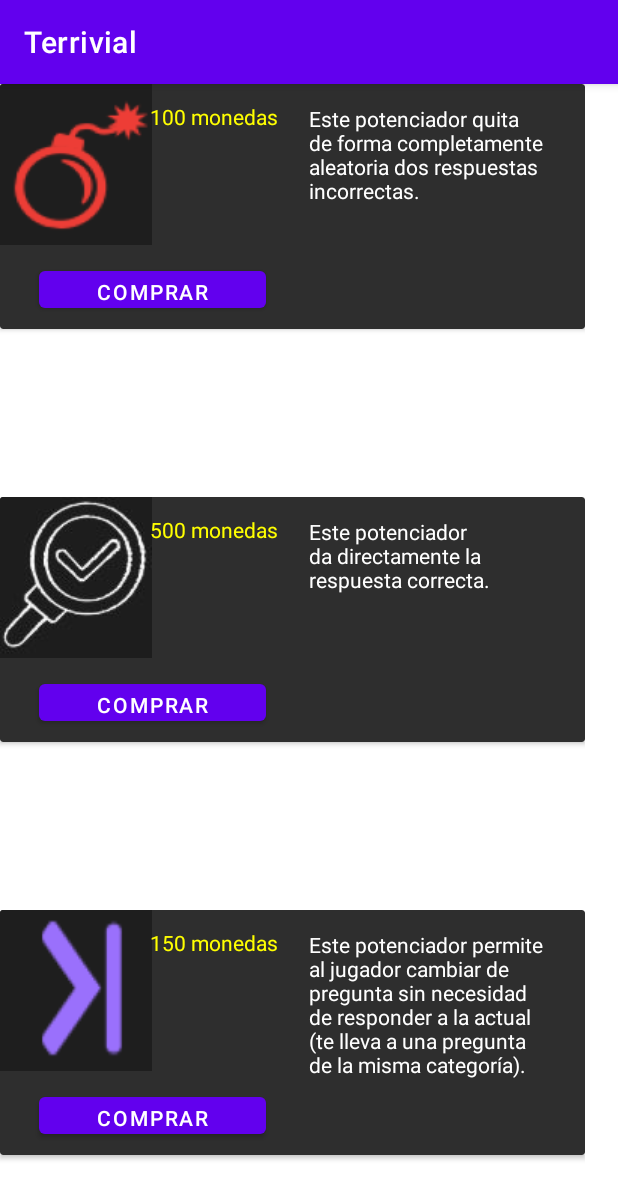
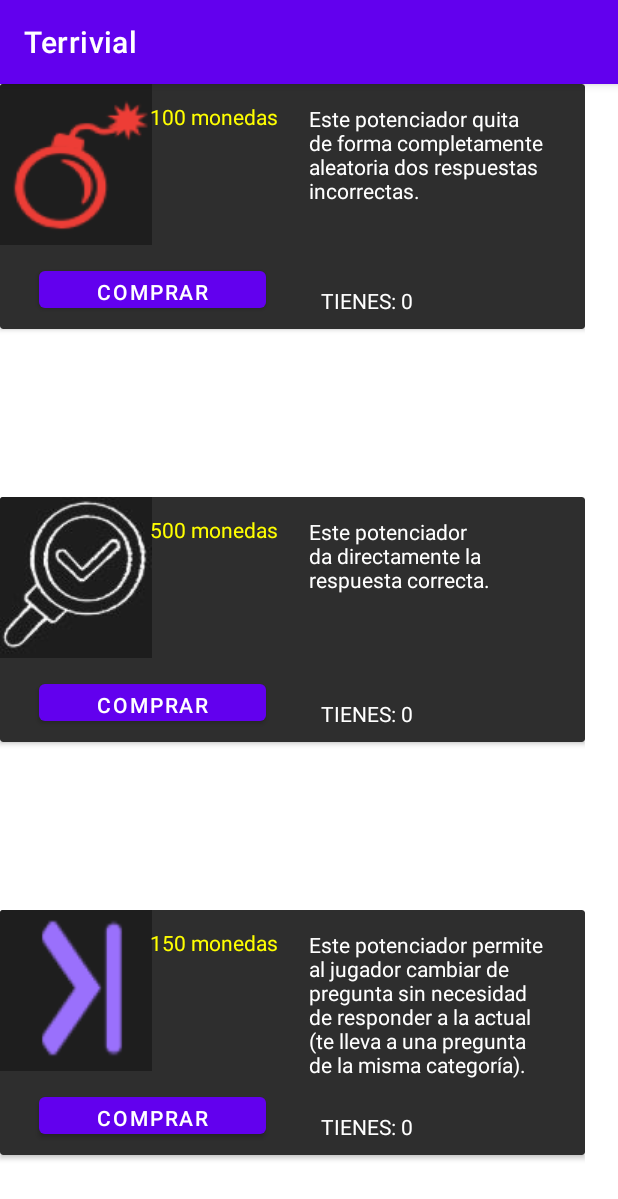
Before and after one commit to casasDev/Terrivial, an Android app: the screen it shows after launch (Tienda), after a tap on "TIENDA", on a phone screen of 412 x 824 dp. Shown: the top 1199 px of the screen. Run offline under Robolectric (Android 15) with nearby library versions, the phone set to English and light mode, and no system bars; libraries missing offline, so code that uses them is left out: com.daimajia.androidanimations; network calls fail.

Commit message:
Primera implementacion final del juego. Falta revisar

```diff
--- a/app/src/main/java/com/example/terrivial/modelo/Categoria.java
+++ b/app/src/main/java/com/example/terrivial/modelo/Categoria.java
@@ -55,7 +55,9 @@ public abstract class Categoria {
     }
 
     public void asignarPunticos(String subCateg, boolean puntico) {
+        Partida p2 = Partida.getInstance();
         if(puntico) {
+            p2.setMonedas(p2.getMonedas()+10);
             punticos.put(subCateg, true);
             p.firePropertyChange("subPuntico", subCateg, false);
         } else{
@@ -63,6 +65,7 @@ public abstract class Categoria {
             p.firePropertyChange("fallaste", punticos.keySet(),false);
         }
         if (punticos.values().stream().allMatch(i ->i)) {
+            p2.setMonedas(p2.getMonedas()+100);
             this.puntoConseguido = true;
             Partida.getInstance().anadirPuntos(this.puntosAsignados);
             p.firePropertyChange("puntoConseguido", this.nombre, this);
--- a/app/src/main/java/com/example/terrivial/modelo/Partida.java
+++ b/app/src/main/java/com/example/terrivial/modelo/Partida.java
@@ -1,6 +1,8 @@
 package com.example.terrivial.modelo;
 
 import android.content.Context;
+import android.content.SharedPreferences;
+import android.opengl.Visibility;
 
 import java.beans.PropertyChangeListener;
 import java.beans.PropertyChangeSupport;
@@ -16,6 +18,7 @@ public class Partida {
     private Categoria categoriaActual;
     private final PropertyChangeSupport p = new PropertyChangeSupport(this);
     private final Jugador jugador;
+    private int monedas;
     private Partida(){
         finalizada = false;
         puntos = 0;
@@ -24,6 +27,7 @@ public class Partida {
         categorias.add(Ciencia.getInstance());
         categorias.add(Geopolitica.getInstance());
         jugador = Jugador.getInstance();
+        monedas = 0;
     }
     public static Partida getInstance(){
         if(mPartida == null) mPartida = new Partida();
@@ -81,8 +85,16 @@ public class Partida {
     }
     public void hacerAccion(String pot){
         Potenciador p = jugador.getPotenciador(pot);
-            //jugador.restarMonedas(p.getCoste());
-           // p.decrementarCantidad();
+           p.decrementarCantidad();
             this.p.firePropertyChange("Accion",p.getNombre(),jugador);
     }
+
+    public int getMonedas() {
+        return monedas;
     }
+
+    public void setMonedas(int mone) {
+            this.monedas = mone;
+            p.firePropertyChange("monedos", false, this.monedas);
+    }
+}
--- a/app/src/main/java/com/example/terrivial/modelo/Potenciador.java
+++ b/app/src/main/java/com/example/terrivial/modelo/Potenciador.java
@@ -1,4 +1,6 @@
 package com.example.terrivial.modelo;
+
+import androidx.versionedparcelable.ParcelImpl;
 
 import com.example.terrivial.R;
 import com.example.terrivial.vista.FiftyFIfty;
@@ -6,7 +8,10 @@ import com.example.terrivial.vista.PasarPregunta;
 import com.example.terrivial.vista.RespuestaCorrecta;
 import com.example.terrivial.vista.Strategy;
 
-public enum Potenciador {
+import java.beans.PropertyChangeListener;
+import java.beans.PropertyChangeSupport;
+
+public enum Potenciador{
     FIFTYFIFTY("FiftyFifty",100, new FiftyFIfty(), R.drawable.fiftyfifty, R.string.descr_ff), RESPUESTACORRECTA("RespuestaCorrecta",500, new RespuestaCorrecta(), R.drawable.respuestacorrecta2,R.string.descr_respcor), PASARPREGUNTA("PasarPregunta",150, new PasarPregunta(), R.drawable.pasar,R.string.descr_pasar) ;
     private final int coste;
     private int cantidad;
@@ -14,6 +19,7 @@ public enum Potenciador {
     private final Strategy s;
     private final int foto;
     private final int descripcion;
+    private final PropertyChangeSupport ps;
     Potenciador(String pNombre, int pCoste, Strategy s, int foto, int descripcion){
         this.foto = foto;
         this.cantidad = 0;
@@ -21,6 +27,7 @@ public enum Potenciador {
         this.coste = pCoste;
         this.s = s;
         this.descripcion = descripcion;
+        ps = new PropertyChangeSupport(this);
     }
     public int getCoste() {
         return coste;
@@ -33,17 +40,16 @@ public enum Potenciador {
     public String getNombre() {
         return nombre;
     }
-
-    public void setCantidad(int cantidad) {
-        this.cantidad = cantidad;
-    }
     public void incrementarCantidad(){
         this.cantidad++;
+        ps.firePropertyChange("Canti",this.cantidad,null);
     }
     public void decrementarCantidad(){
         this.cantidad--;
     }
-
+    public boolean tienesMonedos(){
+        return Partida.getInstance().getMonedas()>=this.coste;
+    }
     public Strategy getStrategy() {
         return s;
     }
@@ -54,4 +60,11 @@ public enum Potenciador {
     public int getDescripcion(){
         return this.descripcion;
     }
+    public void addPropertyChangeListener(PropertyChangeListener pl){
+        ps.addPropertyChangeListener(pl);
+    }
+
+    public void setCantidad(int cantidad) {
+        this.cantidad = cantidad;
+    }
 }
--- a/app/src/main/java/com/example/terrivial/vista/AdapterRecyclerTienda.kt
+++ b/app/src/main/java/com/example/terrivial/vista/AdapterRecyclerTienda.kt
@@ -1,26 +1,39 @@
 package com.example.terrivial.vista
 
+import android.content.SharedPreferences
 import android.view.LayoutInflater
 import android.view.View
 import android.view.ViewGroup
 import android.widget.Button
 import android.widget.ImageView
 import android.widget.TextView
+import android.widget.Toast
 import androidx.recyclerview.widget.RecyclerView
 import com.example.terrivial.R
+import com.example.terrivial.modelo.Partida
 import com.example.terrivial.modelo.Potenciador
+import java.beans.PropertyChangeEvent
+import java.beans.PropertyChangeListener
 
 class AdapterRecyclerTienda : RecyclerView.Adapter<AdapterRecyclerTienda.ViewHolder>() {
-    inner class ViewHolder(itemView: View) : RecyclerView.ViewHolder(itemView) {
+    inner class ViewHolder(itemView: View) : RecyclerView.ViewHolder(itemView), PropertyChangeListener {
         var precio : TextView
         var descr : TextView
         var comprar : Button
         var foto : ImageView
+        var tienes : TextView
         init {
             precio = itemView.findViewById(R.id.precio)
             descr = itemView.findViewById(R.id.descr)
             comprar = itemView.findViewById(R.id.comprar)
+            tienes = itemView.findViewById(R.id.tienes)
             foto = itemView.findViewById(R.id.fotoTienda)
+        }
+
+        override fun propertyChange(p0: PropertyChangeEvent?) {
+            if(p0!!.propertyName.equals("Canti")){
+                tienes.text = "TIENES: "+(p0.oldValue as Int)
+            }
         }
 
 
@@ -30,9 +43,25 @@ class AdapterRecyclerTienda : RecyclerView.Adapter<AdapterRecyclerTienda.ViewHol
         return ViewHolder(LayoutInflater.from(parent.context).inflate(R.layout.tienda_cards, parent,false))
     }
     override fun onBindViewHolder(holder: ViewHolder, position: Int) {
+        potenciadores[position].addPropertyChangeListener(holder)
+        potenciadores[position].cantidad = holder.itemView.context.getSharedPreferences("DatosPalyer",0).getInt("Cantidades"+potenciadores[position].nombre,0)
         holder.descr.text = holder.itemView.context.getString(potenciadores[position].descripcion)
         holder.foto.setImageResource(potenciadores[position].foto)
+        holder.tienes.text = "TIENES: "+potenciadores[position].cantidad
         holder.precio.text = potenciadores[position].coste.toString() + " monedas"
+        holder.comprar.setOnClickListener{
+            if(potenciadores[position].tienesMonedos()) {
+                Partida.getInstance().monedas =
+                    Partida.getInstance().monedas - potenciadores[position].coste
+                potenciadores[position].incrementarCantidad()
+                var editor = it.context.getSharedPreferences("DatosPalyer",0).edit()
+                editor.putInt("Cantidades"+potenciadores[position].nombre,potenciadores[position].cantidad)
+                editor.commit()
+                editor.apply()
+            }
+            else
+                Toast.makeText(it.context, "Pero tu eres bobo, que no tienes dineros",Toast.LENGTH_LONG).show()
+        }
     }
     override fun getItemCount(): Int {
         return potenciadores.size
--- a/app/src/main/java/com/example/terrivial/vista/MainActivity.kt
+++ b/app/src/main/java/com/example/terrivial/vista/MainActivity.kt
@@ -1,27 +1,42 @@
 package com.example.terrivial.vista
 import android.annotation.SuppressLint
+import android.content.Context
 import android.content.Intent
+import android.content.SharedPreferences
 import android.os.Bundle
+import android.util.Log
 import android.view.MotionEvent
 import android.view.View
 import android.view.animation.Animation
 import android.view.animation.AnimationUtils
 import android.widget.Button
+import android.widget.ShareActionProvider
+import android.widget.TextView
 import androidx.appcompat.app.AppCompatActivity
 import com.example.terrivial.R
 import com.example.terrivial.modelo.Partida
+import java.beans.PropertyChangeEvent
+import java.beans.PropertyChangeListener
 
-class MainActivity : AppCompatActivity() {
+class MainActivity : AppCompatActivity(), PropertyChangeListener {
     private val partida = Partida.getInstance()
     private lateinit var jugar: Button
     private lateinit var scaleUp : Animation
     private lateinit var scaleDown : Animation
     private lateinit var tienda : Button
+    private lateinit var monedos : TextView
+    private lateinit var editor : SharedPreferences.Editor
+    private lateinit var sharedPreferences: SharedPreferences
     @SuppressLint("ClickableViewAccessibility")
     override fun onCreate(savedInstanceState: Bundle?) {
         super.onCreate(savedInstanceState)
         setContentView(R.layout.activity_main)
+        partida.addPropertyChangeListener(this)
         partida.llenarMapas(this)
+        sharedPreferences = getSharedPreferences("DatosPalyer", Context.MODE_PRIVATE)
+        editor = sharedPreferences.edit()
+        monedos = findViewById(R.id.monedos)
+        partida.monedas = sharedPreferences.getInt("monedas",0)
         jugar = findViewById(R.id.jugar)
         tienda = findViewById(R.id.tienda)
         scaleUp = AnimationUtils.loadAnimation(this, R.anim.scale_up1)
@@ -50,5 +65,14 @@ class MainActivity : AppCompatActivity() {
         return false
     }
 
+    override fun propertyChange(p0: PropertyChangeEvent?) {
+        if(p0!!.propertyName.equals("monedos")){
+            editor.putInt("monedas",p0.newValue as Int)
+            editor.commit()
+            editor.apply()
+            monedos.text = p0.newValue.toString() + " monedas"
+        }
+    }
+
 
 }
--- a/app/src/main/res/layout/tienda_cards.xml
+++ b/app/src/main/res/layout/tienda_cards.xml
@@ -22,14 +22,14 @@
 
             <TextView
                 android:id="@+id/descr"
-                android:layout_width="158dp"
-                android:layout_height="132dp"
+                android:layout_width="wrap_content"
+                android:layout_height="113dp"
                 android:layout_alignEnd="@+id/fotoTienda"
                 android:layout_alignBottom="@+id/fotoTienda"
                 android:layout_alignParentStart="true"
                 android:layout_marginStart="206dp"
-                android:layout_marginEnd="-263dp"
-                android:layout_marginBottom="-38dp"
+                android:layout_marginEnd="-262dp"
+                android:layout_marginBottom="-19dp"
                 android:text="@string/descr_ff"
                 android:textColor="#FFFFFF" />
 
@@ -59,6 +59,16 @@
                 android:text="@string/comprar"
                 tools:ignore="TouchTargetSizeCheck,TouchTargetSizeCheck" />
 
+            <TextView
+                android:id="@+id/tienes"
+                android:layout_width="151dp"
+                android:layout_height="wrap_content"
+                android:layout_below="@+id/fotoTienda"
+                android:layout_alignEnd="@+id/fotoTienda"
+                android:layout_marginTop="27dp"
+                android:layout_marginEnd="-264dp"
+                android:textColor="#FFFFFF" />
+
         </RelativeLayout>
     </androidx.cardview.widget.CardView>
 
```
Also changed, not shown: app/src/main/java/com/example/terrivial/vista/AdaptadorRecyclerPotenciadores.kt (+31 -10 lines), app/src/main/java/com/example/terrivial/vista/Tienda.kt (+5 -2 lines), app/src/main/res/layout/activity_main.xml (+14 -0 lines).
